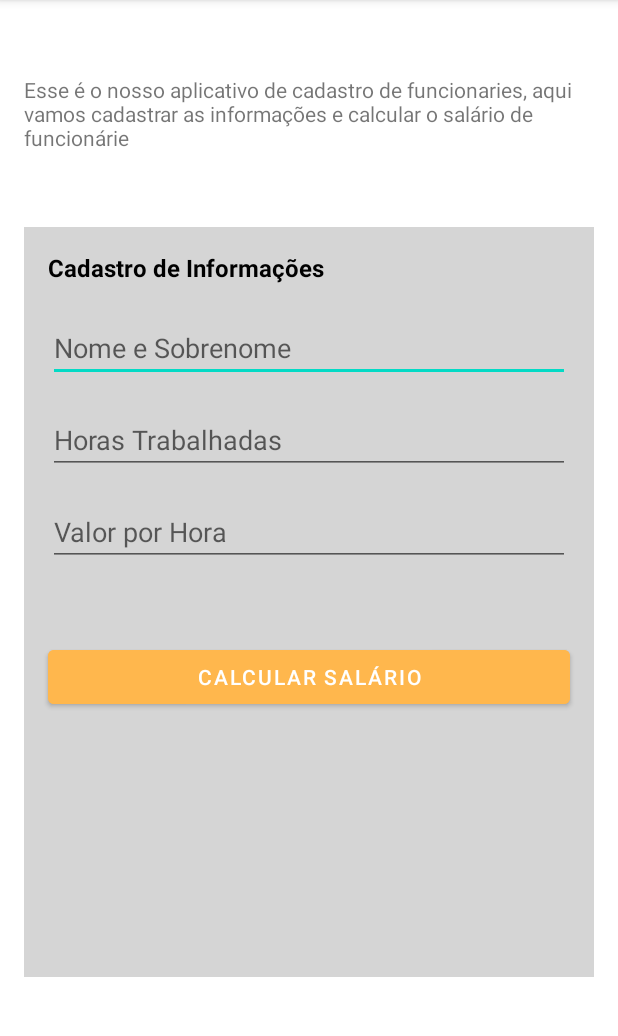
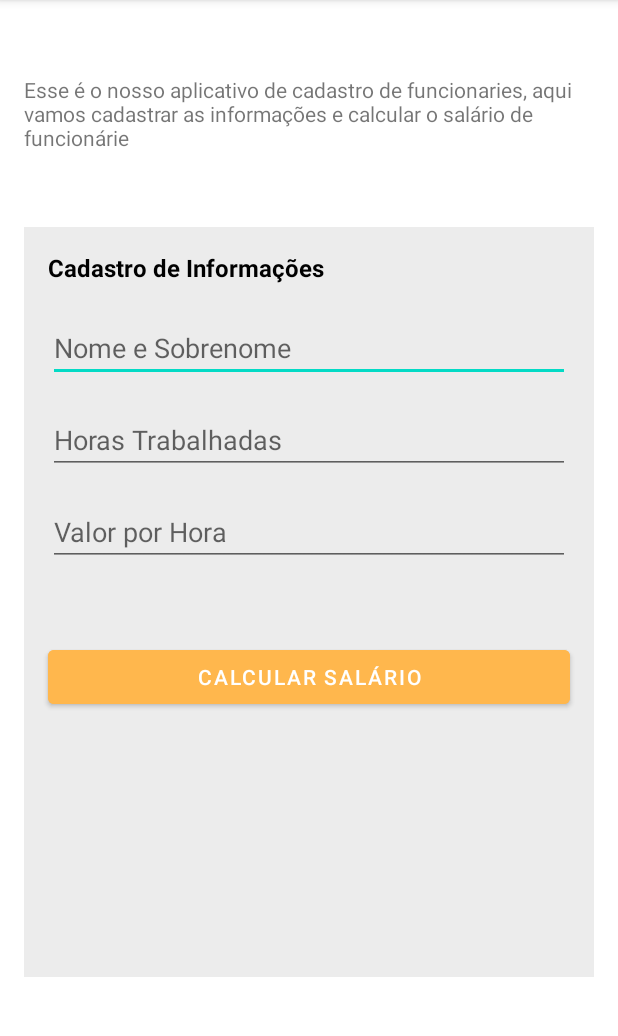
Before and after one commit to jennysival/RecursosHumanos, an Android app: the screen it shows after launch (MainActivity), on a phone screen of 412 x 824 dp, the part 84-1120 px from its top. Run offline under Robolectric (Android 15) with nearby library versions, the phone set to English and light mode, and no system bars.

Commit message:
Corrigir cinza

```diff
--- a/app/src/main/res/values/colors.xml
+++ b/app/src/main/res/values/colors.xml
@@ -10,5 +10,5 @@
     <color name="azul_009FAF">#009FAF</color>
     <color name="azul_claro_4DD0E1">#4DD0E1</color>
     <color name="laranja_FFB74D">#FFB74D</color>
-    <color name="cinza_claro">#D5D5D5</color>
+    <color name="cinza_claro">#ECECEC</color>
 </resources>
```
